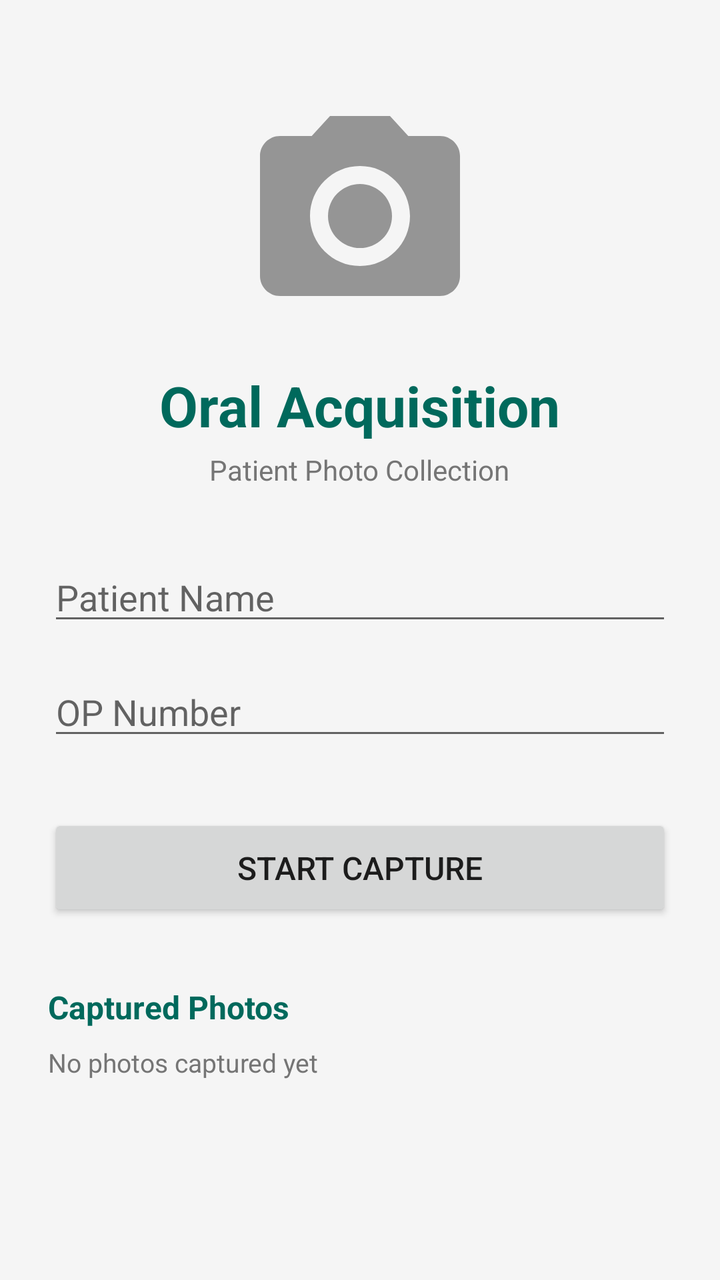
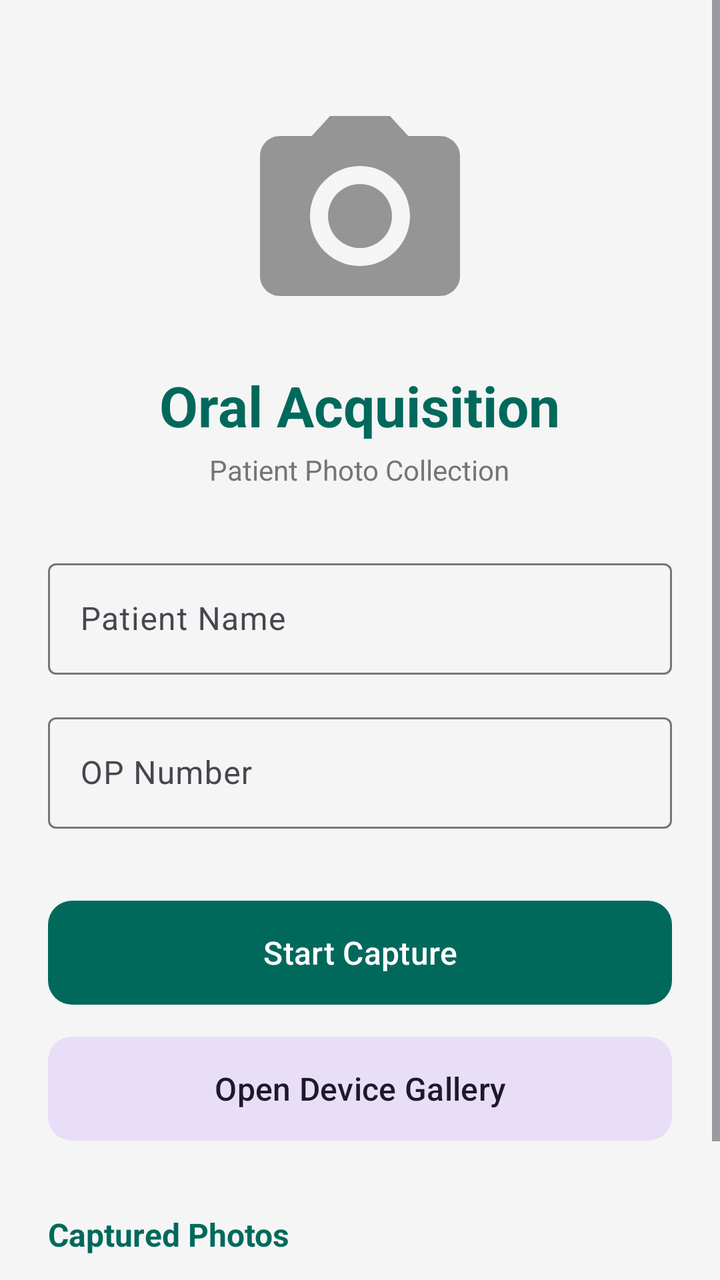

Before-and-after screenshots of an Android layout around one commit, followed by the original layout XML and the change that was made.
<!-- AndroidManifest.xml: application theme Theme.OralAcquisition -->
<!-- res/layout/activity_main.xml -->
<?xml version="1.0" encoding="utf-8"?>
<ScrollView xmlns:android="http://schemas.android.com/apk/res/android"
    android:layout_width="match_parent"
    android:layout_height="match_parent"
    android:background="@color/background"
    android:fillViewport="true">

    <LinearLayout
        android:layout_width="match_parent"
        android:layout_height="wrap_content"
        android:orientation="vertical"
        android:padding="24dp">

        <ImageView
            android:layout_width="120dp"
            android:layout_height="120dp"
            android:layout_gravity="center_horizontal"
            android:layout_marginTop="24dp"
            android:contentDescription="@string/app_name"
            android:src="@drawable/ic_camera_placeholder" />

        <TextView
            android:layout_width="wrap_content"
            android:layout_height="wrap_content"
            android:layout_gravity="center_horizontal"
            android:layout_marginTop="16dp"
            android:text="@string/app_name"
            android:textColor="@color/primary"
            android:textSize="28sp"
            android:textStyle="bold" />

        <TextView
            android:layout_width="wrap_content"
            android:layout_height="wrap_content"
            android:layout_gravity="center_horizontal"
            android:layout_marginTop="4dp"
            android:text="Patient Photo Collection"
            android:textColor="@color/text_secondary"
            android:textSize="14sp" />

        <androidx.appcompat.widget.AppCompatEditText
            android:id="@+id/etPatientName"
            android:layout_width="match_parent"
            android:layout_height="wrap_content"
            android:layout_marginTop="32dp"
            android:hint="Patient Name"
            android:inputType="textPersonName"
            android:maxLines="1"
            android:textColor="@color/text_primary" />

        <androidx.appcompat.widget.AppCompatEditText
            android:id="@+id/etOpNumber"
            android:layout_width="match_parent"
            android:layout_height="wrap_content"
            android:layout_marginTop="16dp"
            android:hint="OP Number"
            android:inputType="textCapCharacters"
            android:maxLines="1"
            android:textColor="@color/text_primary" />

        <androidx.appcompat.widget.AppCompatButton
            android:id="@+id/btnStart"
            android:layout_width="match_parent"
            android:layout_height="wrap_content"
            android:layout_marginTop="32dp"
            android:padding="16dp"
            android:text="Start Capture"
            android:textSize="16sp" />

        <TextView
            android:layout_width="match_parent"
            android:layout_height="wrap_content"
            android:layout_marginTop="32dp"
            android:text="Captured Photos"
            android:textColor="@color/primary"
            android:textSize="16sp"
            android:textStyle="bold" />

        <TextView
            android:id="@+id/tvGalleryEmpty"
            android:layout_width="match_parent"
            android:layout_height="wrap_content"
            android:layout_marginTop="8dp"
            android:paddingBottom="16dp"
            android:text="No photos captured yet"
            android:textColor="@color/text_secondary"
            android:textSize="13sp" />

        <androidx.recyclerview.widget.RecyclerView
            android:id="@+id/rvGallery"
            android:layout_width="match_parent"
            android:layout_height="wrap_content"
            android:nestedScrollingEnabled="false"
            android:paddingBottom="24dp" />

    </LinearLayout>
</ScrollView>
<!-- resources referenced by this layout -->
<resources>
  <color name="background">#F5F5F5</color>
  <color name="primary">#00695C</color>
  <color name="text_primary">#212121</color>
  <color name="text_secondary">#757575</color>
  <!-- drawable ic_camera_placeholder (drawable) -->
  <vector xmlns:android="http://schemas.android.com/apk/res/android"
      android:width="24dp"
      android:height="24dp"
      android:viewportWidth="24"
      android:viewportHeight="24"
      android:tint="#959595">
      <path
          android:fillColor="@android:color/white"
          android:pathData="M12,12m-3.2,0a3.2,3.2 0,1 1,6.4 0a3.2,3.2 0,1 1,-6.4 0" />
      <path
          android:fillColor="@android:color/white"
          android:pathData="M9,2L7.17,4H4c-1.1,0 -2,0.9 -2,2v12c0,1.1 0.9,2 2,2h16c1.1,0 2,-0.9 2,-2V6c0,-1.1 -0.9,-2 -2,-2h-3.17L15,2H9zm3,15c-2.76,0 -5,-2.24 -5,-5s2.24,-5 5,-5 5,2.24 5,5 -2.24,5 -5,5z" />
  </vector>
  <string name="app_name">Oral Acquisition</string>
  <style name="Theme.OralAcquisition" parent="Theme.AppCompat.Light.NoActionBar">
          <item name="colorPrimary">@color/primary</item>
          <item name="colorPrimaryDark">@color/primary_dark</item>
          <item name="colorAccent">@color/primary</item>
          <item name="android:statusBarColor">@color/primary_dark</item>
      </style>
  <color name="primary_dark">#004D40</color>
</resources>

<!-- the commit's change to res/layout/activity_main.xml (unified diff, before → after) -->
@@ -38,34 +38,58 @@
             android:textColor="@color/text_secondary"
             android:textSize="14sp" />
 
-        <androidx.appcompat.widget.AppCompatEditText
-            android:id="@+id/etPatientName"
+        <com.google.android.material.textfield.TextInputLayout
             android:layout_width="match_parent"
             android:layout_height="wrap_content"
             android:layout_marginTop="32dp"
-            android:hint="Patient Name"
-            android:inputType="textPersonName"
-            android:maxLines="1"
-            android:textColor="@color/text_primary" />
+            style="@style/Widget.Material3.TextInputLayout.OutlinedBox">
+            
+            <com.google.android.material.textfield.TextInputEditText
+                android:id="@+id/etPatientName"
+                android:layout_width="match_parent"
+                android:layout_height="wrap_content"
+                android:hint="Patient Name"
+                android:inputType="textPersonName"
+                android:maxLines="1"
+                android:textColor="@color/text_primary" />
+        </com.google.android.material.textfield.TextInputLayout>
 
-        <androidx.appcompat.widget.AppCompatEditText
-            android:id="@+id/etOpNumber"
+        <com.google.android.material.textfield.TextInputLayout
             android:layout_width="match_parent"
             android:layout_height="wrap_content"
             android:layout_marginTop="16dp"
-            android:hint="OP Number"
-            android:inputType="textCapCharacters"
-            android:maxLines="1"
-            android:textColor="@color/text_primary" />
+            style="@style/Widget.Material3.TextInputLayout.OutlinedBox">
 
-        <androidx.appcompat.widget.AppCompatButton
+            <com.google.android.material.textfield.TextInputEditText
+                android:id="@+id/etOpNumber"
+                android:layout_width="match_parent"
+                android:layout_height="wrap_content"
+                android:hint="OP Number"
+                android:inputType="textCapCharacters"
+                android:maxLines="1"
+                android:textColor="@color/text_primary" />
+        </com.google.android.material.textfield.TextInputLayout>
+
+        <com.google.android.material.button.MaterialButton
             android:id="@+id/btnStart"
             android:layout_width="match_parent"
-            android:layout_height="wrap_content"
+            android:layout_height="60dp"
             android:layout_marginTop="32dp"
-            android:padding="16dp"
             android:text="Start Capture"
-            android:textSize="16sp" />
+            android:textSize="16sp"
+            app:cornerRadius="12dp"
+            xmlns:app="http://schemas.android.com/apk/res-auto" />
+            
+        <com.google.android.material.button.MaterialButton
+            android:id="@+id/btnOpenGallery"
+            android:layout_width="match_parent"
+            android:layout_height="60dp"
+            android:layout_marginTop="8dp"
+            android:text="Open Device Gallery"
+            android:textSize="16sp"
+            style="@style/Widget.Material3.Button.TonalButton"
+            app:cornerRadius="12dp"
+            xmlns:app="http://schemas.android.com/apk/res-auto" />
 
         <TextView
             android:layout_width="match_parent"
<!-- resource entries referenced after the edit -->
@@ -19,7 +19,7 @@
           android:pathData="M9,2L7.17,4H4c-1.1,0 -2,0.9 -2,2v12c0,1.1 0.9,2 2,2h16c1.1,0 2,-0.9 2,-2V6c0,-1.1 -0.9,-2 -2,-2h-3.17L15,2H9zm3,15c-2.76,0 -5,-2.24 -5,-5s2.24,-5 5,-5 5,2.24 5,5 -2.24,5 -5,5z" />
   </vector>
   <string name="app_name">Oral Acquisition</string>
-  <style name="Theme.OralAcquisition" parent="Theme.AppCompat.Light.NoActionBar">
+  <style name="Theme.OralAcquisition" parent="Theme.Material3.Light.NoActionBar">
           <item name="colorPrimary">@color/primary</item>
           <item name="colorPrimaryDark">@color/primary_dark</item>
           <item name="colorAccent">@color/primary</item>
